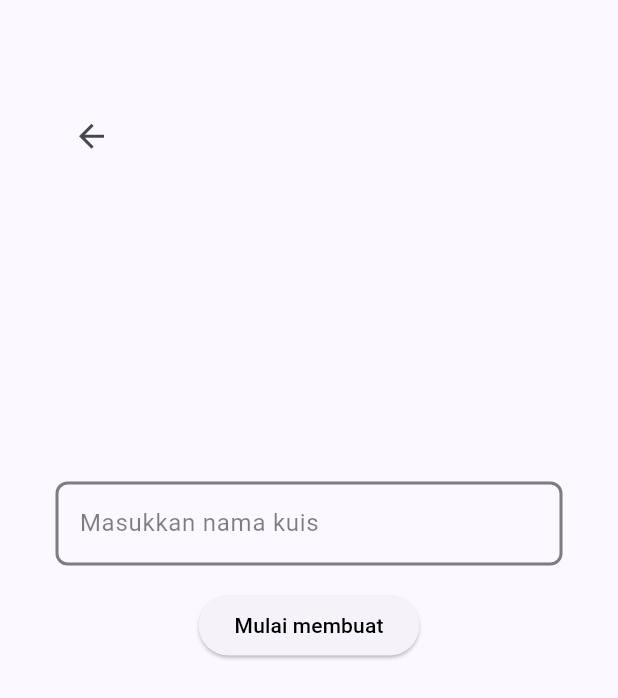
After one commit to rajul0/quiz-app, a Flutter app: the HalamanBuatKuis screen opened directly, on a phone screen of 412 x 824 dp. The commit adds this screen. Shown: the top 698 px of the screen. Run offline on Flutter 3.47's test engine with Material 3 defaults, Android fonts, the phone set to English and light mode, and no system bars; our stand-ins replace curved_navigation_bar.

Commit message:
feat: buat tampilan halaman buat kuis

```diff
--- /dev/null
+++ b/lib/pages/dosen/halaman_kelas/halaman_buat_kuis.dart
@@ -0,0 +1,127 @@
+import 'package:flutter/material.dart';
+import 'package:quiz_app/pages/dosen/halaman_kelas/halaman_kuis.dart';
+
+class HalamanBuatKuis extends StatefulWidget {
+  const HalamanBuatKuis({super.key});
+
+  @override
+  State<HalamanBuatKuis> createState() => _BerandaMahasiswaState();
+}
+
+class _BerandaMahasiswaState extends State<HalamanBuatKuis> {
+  final _formKey = GlobalKey<FormState>();
+  final _textController = TextEditingController();
+
+  @override
+  void dispose() {
+    _textController.dispose(); // Bersihkan controller saat widget dihancurkan
+    super.dispose();
+  }
+
+  void _buatKuis() {
+    if (_formKey.currentState!.validate()) {
+      // Ambil data dari TextFormField
+      final namaKuis = _textController.text;
+
+      // Lakukan sesuatu dengan data, misalnya tampilkan di dialog
+      showDialog(
+        context: context,
+        builder: (context) => AlertDialog(
+          title: Text('Kuis berhasil dibuat'),
+          content: Text('Nama kuis : $namaKuis'),
+          actions: [
+            TextButton(
+              onPressed: () => Navigator.push(
+                  context,
+                  MaterialPageRoute(
+                      builder: (context) => HalamanKuis(namaKuis: namaKuis))),
+              child: Text(
+                'OK',
+                style: TextStyle(color: Colors.black),
+              ),
+            ),
+          ],
+        ),
+      );
+    }
+  }
+
+  @override
+  Widget build(BuildContext context) {
+    double screenHeight = MediaQuery.of(context).size.height;
+
+    return Scaffold(
+      body: Padding(
+          padding: EdgeInsets.symmetric(vertical: 67.0, horizontal: 37.0),
+          child: Column(
+            children: [
+              Align(
+                alignment: Alignment.topLeft,
+                child: IconButton(
+                    onPressed: () {
+                      Navigator.pop(context);
+                    },
+                    iconSize: 25.0,
+                    icon: Icon(
+                      Icons.arrow_back,
+                    )),
+              ),
+              SizedBox(
+                height: screenHeight / 4,
+              ),
+              Form(
+                key: _formKey,
+                child: Column(
+                  mainAxisAlignment: MainAxisAlignment.center,
+                  children: [
+                    TextFormField(
+                      controller: _textController,
+                      decoration: InputDecoration(
+                        labelText: 'Masukkan nama kuis',
+                        labelStyle: TextStyle(
+                          color: Color(0xFF000000).withOpacity(0.5),
+                        ),
+                        border: OutlineInputBorder(),
+                        enabledBorder: OutlineInputBorder(
+                          borderSide: BorderSide(
+                              color: Color(0xFF000000).withOpacity(0.5),
+                              width: 2.0), // Border saat enabled
+                          borderRadius:
+                              BorderRadius.circular(8.0), // Sudut melengkung
+                        ),
+                        focusedBorder: OutlineInputBorder(
+                          borderSide: BorderSide(
+                              color: Colors.black,
+                              width: 2.0), // Border saat focused
+                          borderRadius: BorderRadius.circular(8.0),
+                        ),
+                        errorBorder: OutlineInputBorder(
+                          borderSide: BorderSide(
+                              color: Colors.red,
+                              width: 2.0), // Border saat error
+                          borderRadius: BorderRadius.circular(8.0),
+                        ),
+                      ),
+                      validator: (value) {
+                        if (value == null || value.isEmpty) {
+                          return 'Harap memasukkan nama kuis';
+                        }
+                        return null;
+                      },
+                    ),
+                    SizedBox(height: 16.0),
+                    ElevatedButton(
+                      onPressed: _buatKuis,
+                      child: Text(
+                        'Mulai membuat',
+                        style: TextStyle(color: Colors.black),
+                      ),
+                    ),
+                  ],
+                ),
+              ),
+            ],
+          )),
+    );
+  }
+}
```
Also changed, not shown: lib/pages/admin/beranda_admin.dart (+7 -27 lines), lib/pages/admin/navbar_admin.dart (added, +47 -0 lines), lib/pages/dosen/beranda_dosen.dart (+23 -29 lines), lib/pages/dosen/halaman_kelas/halaman_kuis.dart (added, +89 -0 lines), lib/pages/dosen/halaman_kelas/halaman_manajemen_kelas.dart (renamed from lib/pages/dosen/halaman_manajemen_quiz.dart, +74 -50 lines), lib/pages/dosen/navbar_dosen.dart (added, +40 -0 lines), lib/pages/halaman_awal.dart (+8 -8 lines), lib/pages/halaman_dalam_pengembangan.dart (added, +10 -0 lines), lib/pages/mahasiswa/beranda_mhs.dart (+0 -13 lines), lib/pages/mahasiswa/navbar_mhs.dart (added, +42 -0 lines), assets/icon/manage-people-ic.png (added).
